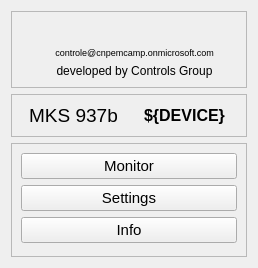
First picture: the form in src/mks937b/ui/device_menu.ui, repository lnls-sirius/pydm-opi, before the edit.
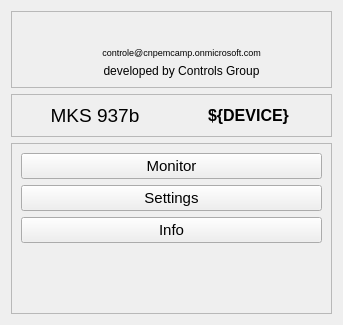
Second picture: the form after the edit. Icons and pictures are not drawn. Custom widgets are drawn as their Qt base class.

Commit message: Move images and css to utils. Replace use of resources in .ui files by setting labels pixmaps in .py files.

What changed in the file:
```diff
--- a/src/mks937b/ui/device_menu.ui
+++ b/src/mks937b/ui/device_menu.ui
@@ -6,8 +6,8 @@
    <rect>
     <x>0</x>
     <y>0</y>
-    <width>258</width>
-    <height>268</height>
+    <width>343</width>
+    <height>325</height>
    </rect>
   </property>
   <property name="windowTitle">
@@ -198,11 +198,7 @@
      </property>
      <layout class="QGridLayout" name="gridLayout_3">
       <item row="0" column="3" colspan="2">
-       <widget class="QLabel" name="label_2">
-        <property name="text">
-         <string>&lt;html&gt;&lt;head/&gt;&lt;body&gt;&lt;p&gt;&lt;img src=&quot;images/CNPEM.jpg&quot;/&gt;&lt;/p&gt;&lt;/body&gt;&lt;/html&gt;</string>
-        </property>
-       </widget>
+       <widget class="QLabel" name="label_cnpem"/>
       </item>
       <item row="1" column="4">
        <widget class="QLabel" name="label_294">
@@ -630,11 +626,7 @@
        </widget>
       </item>
       <item row="0" column="1" rowspan="3">
-       <widget class="QLabel" name="label_5">
-        <property name="text">
-         <string>&lt;html&gt;&lt;head/&gt;&lt;body&gt;&lt;p&gt;&lt;img src=&quot;images/LNLS.png&quot;/&gt;&lt;/p&gt;&lt;/body&gt;&lt;/html&gt;</string>
-        </property>
-       </widget>
+       <widget class="QLabel" name="label_lnls"/>
       </item>
       <item row="0" column="5">
        <spacer name="horizontalSpacer">
```
Left out of the diff: 4 changed lines with no effect on the pictures. The commit also changes 38 other files.
